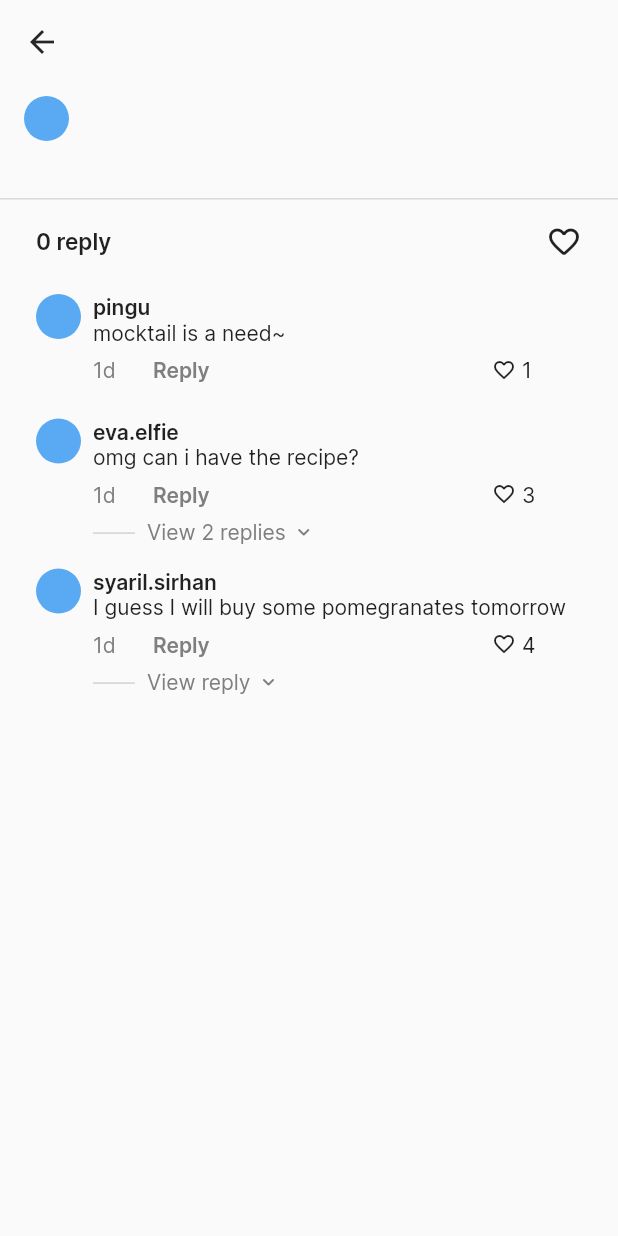
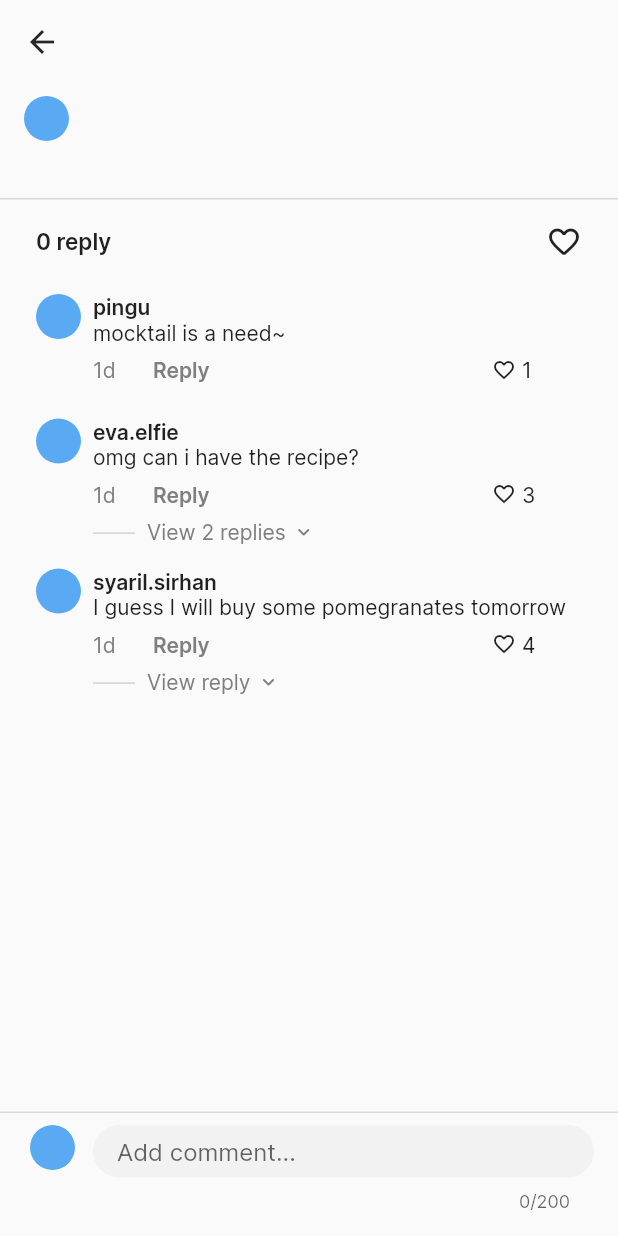
Before and after one commit to cwnuramirah/murai, a Flutter app: the ViewPostPage screen opened directly with empty values, on a phone screen of 412 x 824 dp. Run offline on Flutter 3.47's test engine with Material 2 defaults, Android fonts, the phone set to English and light mode, and no system bars; our stand-ins replace bloc, equatable, flutter_bloc.

Commit message:
feat(comment,ui): add NewComment ui

```diff
--- /dev/null
+++ b/frontend/lib/ui/pages/view_post/new_comment.dart
@@ -0,0 +1,126 @@
+import 'package:flutter/material.dart';
+import 'package:frontend/theme.dart';
+import 'package:frontend/ui/components/user_avatar.dart';
+
+class NewComment extends StatefulWidget {
+  const NewComment({
+    super.key,
+    required this.postId,
+  });
+
+  final String postId;
+
+  @override
+  State<NewComment> createState() => _NewCommentState();
+}
+
+class _NewCommentState extends State<NewComment> {
+  final TextEditingController _commentController = TextEditingController();
+  final FocusNode _commentFocusNode = FocusNode();
+
+  @override
+  void initState() {
+    super.initState();
+    _commentFocusNode.addListener(_onFocusChange);
+  }
+
+  void _onFocusChange() {
+    setState(
+        () {}); // Empty on purpose. This triggers a rebuild when the focus changes
+  }
+
+  @override
+  void dispose() {
+    _commentController.dispose();
+    _commentFocusNode.removeListener(_onFocusChange);
+    _commentFocusNode.dispose();
+    super.dispose();
+  }
+
+  @override
+  Widget build(BuildContext context) {
+    const inputDecoration = InputDecoration(
+      isDense: true,
+      contentPadding: EdgeInsets.symmetric(
+          vertical: StyledSize.sm, horizontal: StyledSize.md),
+      filled: true,
+      fillColor: StyledColor.greyLight,
+      border: OutlineInputBorder(
+          borderSide: BorderSide.none,
+          borderRadius: BorderRadius.all(Radius.circular(StyledSize.lg))),
+      focusedBorder: OutlineInputBorder(
+          borderSide: BorderSide.none,
+          borderRadius: BorderRadius.all(Radius.circular(StyledSize.lg))),
+    );
+
+    return Container(
+      decoration: const BoxDecoration(
+        border: Border(
+          top: BorderSide(color: StyledColor.grey),
+        ),
+      ),
+      padding: const EdgeInsets.symmetric(
+        horizontal: StyledSize.md,
+        vertical: StyledSize.sm,
+      ),
+      child: Column(
+        mainAxisSize: MainAxisSize.min,
+        children: [
+          Row(
+            crossAxisAlignment: CrossAxisAlignment.start,
+            mainAxisSize: MainAxisSize.min,
+            children: [
+              const Padding(
+                padding: EdgeInsets.symmetric(horizontal: StyledSize.xs),
+                child: UserAvatar(),
+              ),
+              Spacing.horizontal.sm,
+              Expanded(
+                child: TextField(
+                  controller: _commentController,
+                  focusNode: _commentFocusNode,
+                  onTap: () {
+                    _commentFocusNode.requestFocus();
+                  },
+                  onTapOutside: (event) {
+                    _commentFocusNode.unfocus();
+                  },
+                  autofocus: false,
+                  maxLength: 200,
+                  decoration: inputDecoration.copyWith(hintText: 'Add comment...'),
+                  maxLines: null,
+                ),
+              ),
+            ],
+          ),
+          Spacing.vertical.sm,
+          _commentFocusNode.hasPrimaryFocus ||
+                  _commentController.text.isNotEmpty
+              ? Row(
+                  mainAxisAlignment: MainAxisAlignment.end,
+                  children: [
+                    // const TextField(),
+                    GestureDetector(
+                      onTap: () {},
+                      child: Container(
+                        padding: const EdgeInsets.symmetric(
+                            vertical: StyledSize.sm, horizontal: StyledSize.md),
+                        decoration: const BoxDecoration(
+                          color: StyledColor.blue,
+                          borderRadius: StyledBorder.rounded,
+                        ),
+                        child: const Icon(
+                          Icons.arrow_outward_rounded,
+                          size: 16.0,
+                          color: StyledColor.white,
+                        ),
+                      ),
+                    ),
+                  ],
+                )
+              : const SizedBox.shrink()
+        ],
+      ),
+    );
+  }
+}
--- a/frontend/lib/ui/pages/view_post/view_post_page.dart
+++ b/frontend/lib/ui/pages/view_post/view_post_page.dart
@@ -5,6 +5,7 @@ import 'package:frontend/ui/components/content_wrapper.dart';
 import 'package:frontend/ui/components/user_avatar.dart';
 import 'package:frontend/ui/pages/view_post/comment_list.dart';
 import 'package:frontend/ui/pages/stream/post_card_header.dart';
+import 'package:frontend/ui/pages/view_post/new_comment.dart';
 
 class ViewPostPage extends StatefulWidget {
   const ViewPostPage({super.key, required this.post});
@@ -43,7 +44,7 @@ class _ViewPostPageState extends State<ViewPostPage> {
                 mainAxisAlignment: MainAxisAlignment.spaceBetween,
                 children: [
                   Text(
-                    '${widget.post.replyCount} ${widget.post.replyCount < 2 ?  'reply' : 'replies'}',
+                    '${widget.post.replyCount} ${widget.post.replyCount < 2 ? 'reply' : 'replies'}',
                     style: StyledText.title.sm,
                   ),
                   const Icon(Icons.favorite_outline_rounded),
@@ -61,10 +62,10 @@ class _ViewPostPageState extends State<ViewPostPage> {
           CommentList(authorId: widget.post.username),
         ],
       ),
+      bottomSheet: NewComment(postId: widget.post.postId),
     );
   }
 }
-
 
 class MainPost extends StatelessWidget {
   const MainPost({
```
